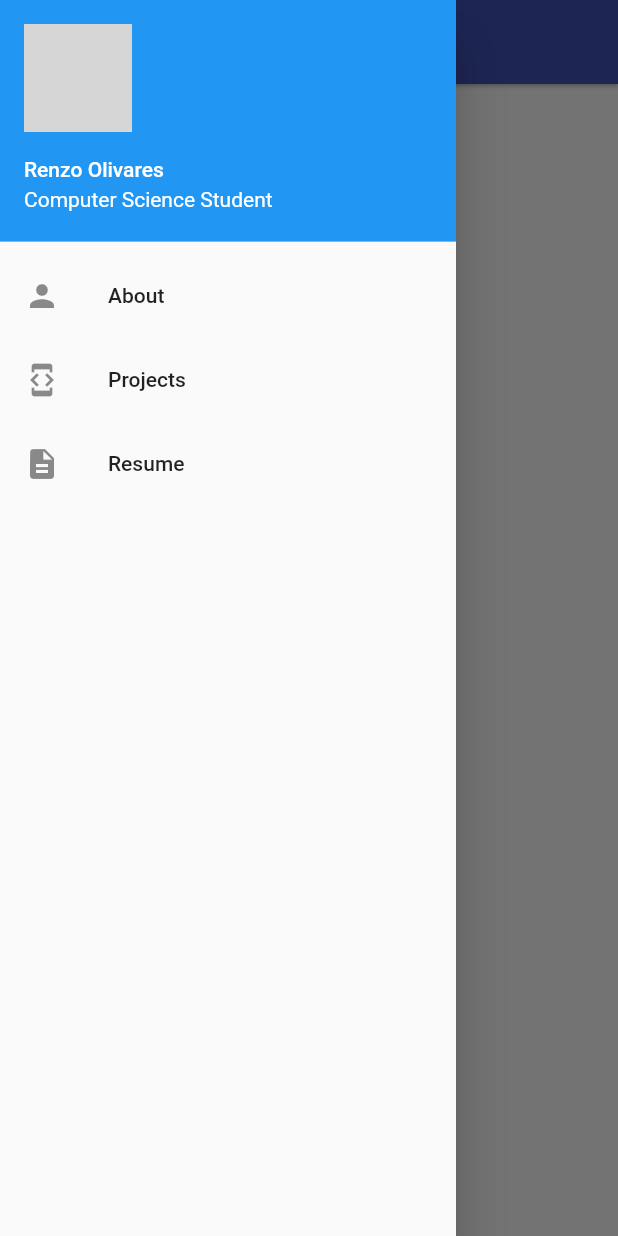
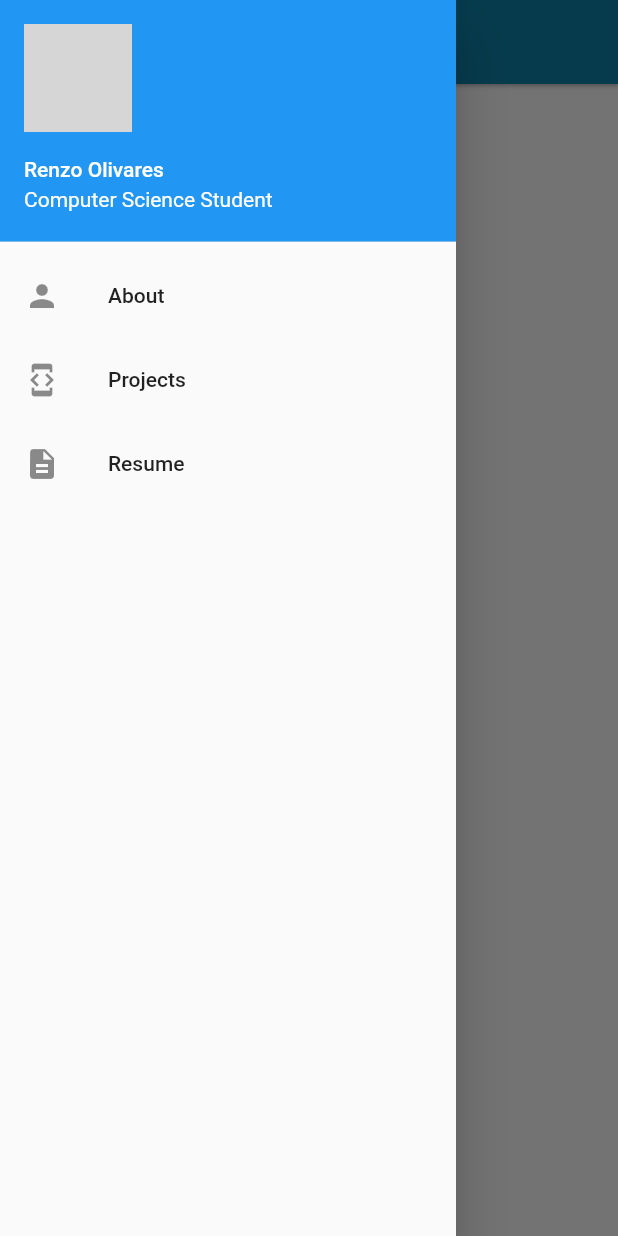
Before and after one commit to Renzo-Olivares/Renzo-Olivares.github.io, a Flutter app: the screen it shows after launch, with the side drawer open, on a phone screen of 412 x 824 dp. Run offline on Flutter 3.47's test engine with Material 2 defaults, Android fonts, the phone set to English and light mode, and no system bars; missing offline and left inert: flutter_web; network calls fail; grey boxes are pictures that could not be loaded.

Commit message:
custom primary swatch

```diff
--- a/lib/HomeMobile.dart
+++ b/lib/HomeMobile.dart
@@ -1,7 +1,7 @@
 import 'package:flutter_web/material.dart';
 import 'package:personal_web_test/NavDrawer.dart';
 
-class HomeMobile extends StatelessWidget{
+class HomeMobile extends StatelessWidget {
   String title;
 
   HomeMobile(this.title);
--- a/lib/main.dart
+++ b/lib/main.dart
@@ -7,6 +7,21 @@ import 'package:personal_web_test/ResponsiveWidget.dart';
 void main() => runApp(MyApp());
 
  class MyApp extends StatelessWidget {
+   static Map<int, Color> color = {
+     50:Color.fromRGBO(12, 128, 167, .1),
+     100:Color.fromRGBO(12, 128, 167, .2),
+     200:Color.fromRGBO(12, 128, 167, .3),
+     300:Color.fromRGBO(12, 128, 167, .4),
+     400:Color.fromRGBO(12, 128, 167, .5),
+     500:Color.fromRGBO(12, 128, 167, .6),
+     600:Color.fromRGBO(12, 128, 167, .7),
+     700:Color.fromRGBO(12, 128, 167, .8),
+     800:Color.fromRGBO(12, 128, 167, .9),
+     900:Color.fromRGBO(12, 128, 167, 1),
+   };
+
+   MaterialColor customColor = MaterialColor(0xFF0C80A7, color);
+
    final title = 'Renzo Olivares';
 
   // This widget is the root of your application.
@@ -16,7 +31,7 @@ void main() => runApp(MyApp());
       debugShowCheckedModeBanner: false,
       title: 'Renzo Olivares (Developer)',
       theme: ThemeData(
-        primaryColor: Colors.indigo,
+        primaryColor: customColor,
         accentColor: Colors.blueAccent,
       ),
       home: ResponsiveWidget(HomeMobile(title), HomeTablet(title), HomeDesktop(title)),
```
